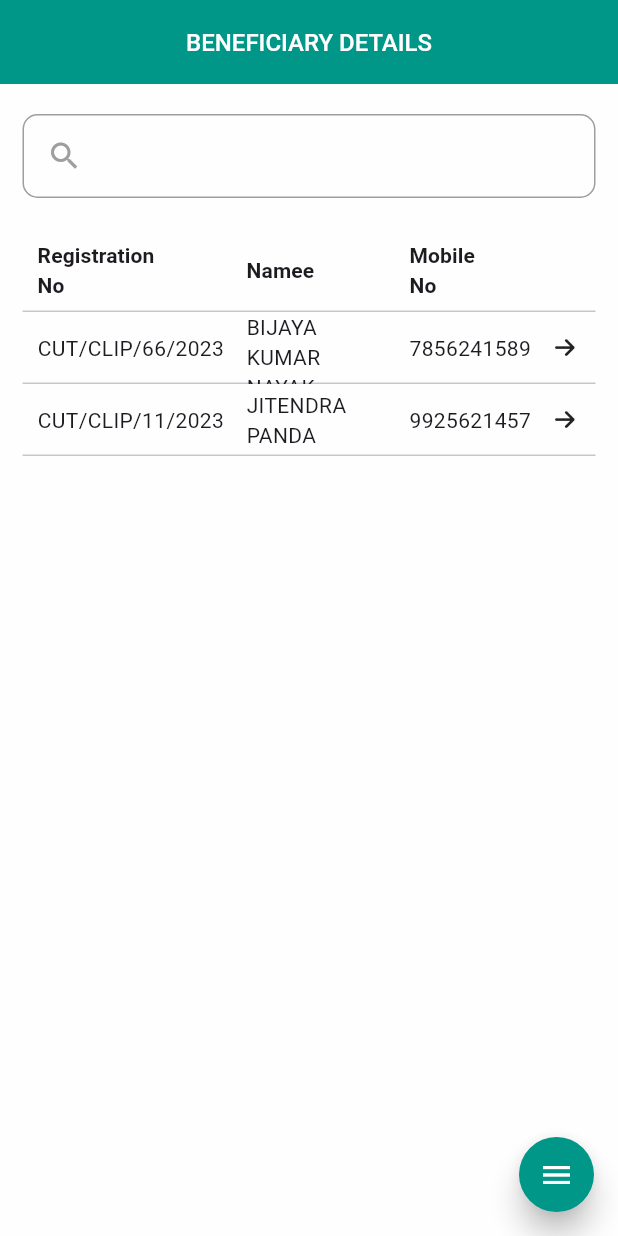
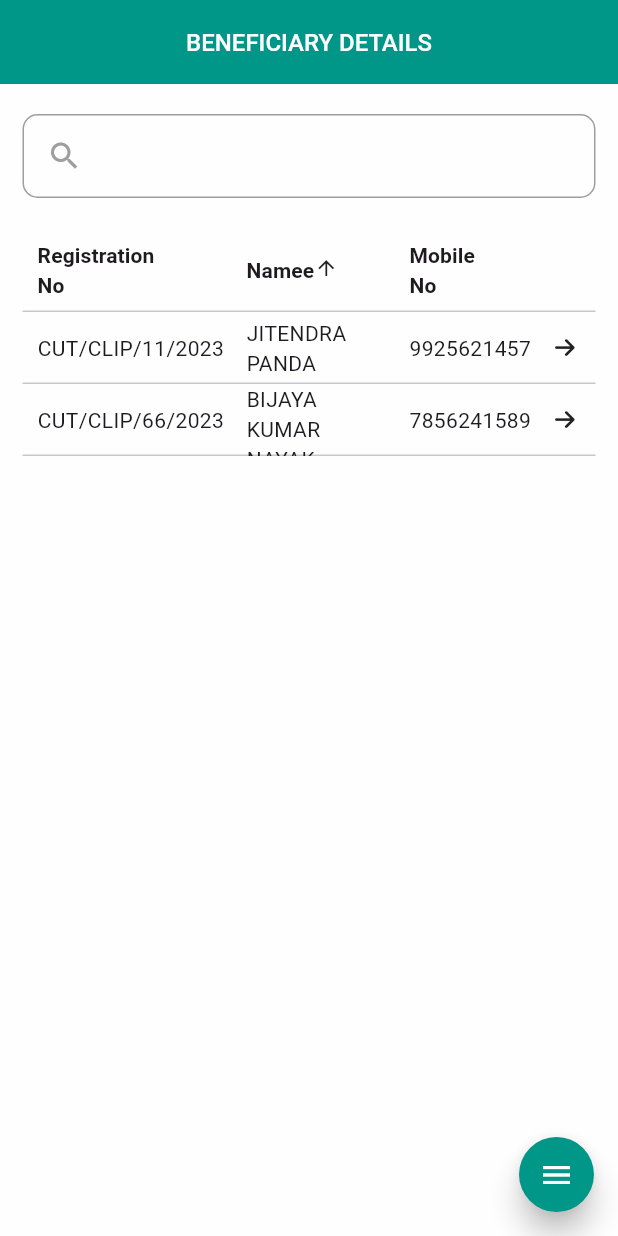
Before and after one commit to SubratDevop/OLIC, a Flutter app: the Beneficiary_Details_Screen screen opened by its route, after a tap on "Namee", on a phone screen of 412 x 824 dp. Run offline on Flutter 3.47's test engine with Material 2 defaults, Android fonts, the phone set to English and light mode, and no system bars; drawn by our look-alikes of flutter_speed_dial; our stand-ins replace flutter_svg, get, google_fonts, icons_plus.

Commit message:
Benificiary_details_Screen Sorting added(Getx)

```diff
--- a/lib/main.dart
+++ b/lib/main.dart
@@ -20,8 +20,8 @@ class MyApp extends StatelessWidget {
       theme: ThemeData(useMaterial3: true),
       getPages: getPages,
 
-      // initialRoute: "/Beneficiary_Details_Screen",
-      initialRoute: "/FarmerRegistrationDetailsScreen",
+      initialRoute: "/Beneficiary_Details_Screen",
+      // initialRoute: "/FarmerRegistrationDetailsScreen",
       // home: Beneficiary_Details_Screen(),
     );
   }
--- a/lib/screens/Beneficiary_Details/controller/benificiary_details_controller.dart
+++ b/lib/screens/Beneficiary_Details/controller/benificiary_details_controller.dart
@@ -7,7 +7,7 @@ class BenificiaryDetailsController extends GetxController {
   TextEditingController searchController = TextEditingController();
   final columns = ['Registration\nNo', 'Namee', 'Mobile\nNo', ''].obs;
   RxInt sortColumnIndex = 0.obs;
-  RxBool isAsending = false.obs;
+  RxBool isAsending = true.obs;
   List<User> users = [];
 
   List<DataColumn> getColumns() => columns
@@ -15,7 +15,7 @@ class BenificiaryDetailsController extends GetxController {
         (String column) => DataColumn(
           onSort: sortingList,
           label: Row(
-              children: [
+            children: [
               column == ""
                   ? SizedBox()
                   : Text(column,
@@ -55,8 +55,8 @@ class BenificiaryDetailsController extends GetxController {
       );
     }
 
-    columnIndex = this.sortColumnIndex.value;
-    ascending = this.isAsending.value;
+    this.sortColumnIndex.value = columnIndex;
+    this.isAsending.value = ascending;
   }
 
   int compareString(bool ascending, String value1, String value2) {
--- a/lib/screens/Beneficiary_Details/controller/benificiary_info_controller.dart
+++ b/lib/screens/Beneficiary_Details/controller/benificiary_info_controller.dart
@@ -1,12 +1,8 @@
 import 'package:get/get.dart';
 
-class BenificiaryInfoController extends GetxController{
-
+class BenificiaryInfoController extends GetxController {
   @override
   void onInit() {
     super.onInit();
-
-
   }
-
 }
--- a/lib/screens/Beneficiary_Details/screens/benificiary_details_screen.dart
+++ b/lib/screens/Beneficiary_Details/screens/benificiary_details_screen.dart
@@ -27,8 +27,10 @@ class Beneficiary_Details_Screen extends StatelessWidget {
           leading_icon_visibility: false, title: "BENEFICIARY DETAILS"),
       body: Padding(
         padding: EdgeInsets.symmetric(horizontal: AppDimension.defaultPadding),
-        child: Obx(
-          () => Column(
+        child:
+
+
+           Column(
             children: [
               const SizedBox(
                 height: 20,
@@ -40,7 +42,8 @@ class Beneficiary_Details_Screen extends StatelessWidget {
               const SizedBox(
                 height: 20,
               ),
-              DataTable(
+              Obx(
+             ()=>DataTable(
                   columnSpacing: 15,
                   showCheckboxColumn: false,
                   horizontalMargin: 10,
@@ -48,6 +51,7 @@ class Beneficiary_Details_Screen extends StatelessWidget {
                   sortAscending: controller.isAsending.value,
 
                   //  sortColumnIndex: controller.sortColumnIndex.value,
+                   sortColumnIndex: controller.sortColumnIndex.value,
                   columns: controller.getColumns(),
 
                   rows: controller.users
@@ -77,7 +81,7 @@ class Beneficiary_Details_Screen extends StatelessWidget {
                                   "Selected row = ${controller.users.indexOf(user)}");
                               Get.to(
                                 BeneficiaryInfoScreen(
-                                index: controller.users!.indexOf(user),
+                                  index: controller.users.indexOf(user),
                                 ),
                               );
                               // Get.toNamed("/BeneficiaryInfoScreen");
@@ -87,9 +91,11 @@ class Beneficiary_Details_Screen extends StatelessWidget {
                       )
                       .toList(),
                 ),
+              ),
             ],
           ),
-        ),
+
+
       ),
       floatingActionButton: MultiFloatingBtn(),
     );
```
Lines whose indentation alone changed are shown as unchanged.
